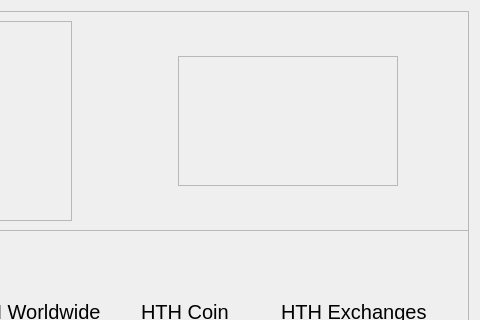
Old version of the form src/qt/forms/overviewpage.ui in the repository barrystyle/hth; both pictures show x 520 to 1000 and y 0 to 320 of the 1000 by 756 pixel window.
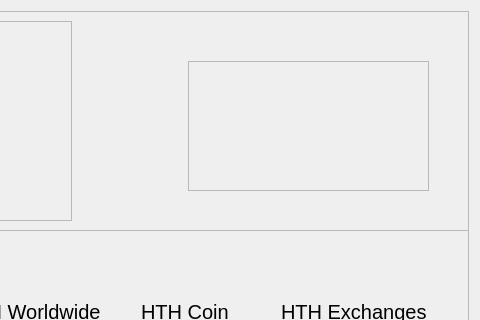
New version of the form.

```diff
--- a/src/qt/forms/overviewpage.ui
+++ b/src/qt/forms/overviewpage.ui
@@ -465,7 +465,28 @@
         </spacer>
        </item>
        <item>
+        <widget class="QWidget" name="widget" native="true">
+         <property name="sizePolicy">
+          <sizepolicy hsizetype="Preferred" vsizetype="Preferred">
+           <horstretch>250</horstretch>
+           <verstretch>150</verstretch>
+          </sizepolicy>
+         </property>
+         <property name="minimumSize">
+          <size>
+           <width>275</width>
+           <height>180</height>
+          </size>
+         </property>
         <widget class="QFrame" name="frame_logo">
+          <property name="geometry">
+           <rect>
+            <x>10</x>
+            <y>40</y>
+            <width>241</width>
+            <height>130</height>
+           </rect>
+          </property>
          <property name="minimumSize">
           <size>
            <width>220</width>
@@ -475,7 +496,7 @@
          <property name="maximumSize">
           <size>
            <width>260</width>
-           <height>130</height>
+            <height>120</height>
           </size>
          </property>
          <property name="frameShape">
@@ -484,6 +505,7 @@
          <property name="frameShadow">
           <enum>QFrame::Raised</enum>
          </property>
+         </widget>
         </widget>
        </item>
        <item>
```
Lines whose indentation alone changed are shown as unchanged.
